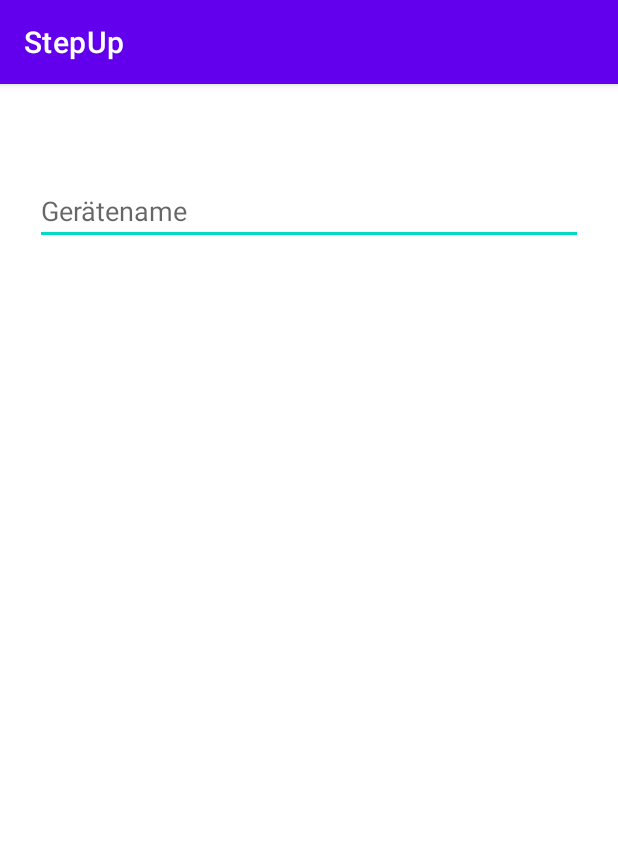
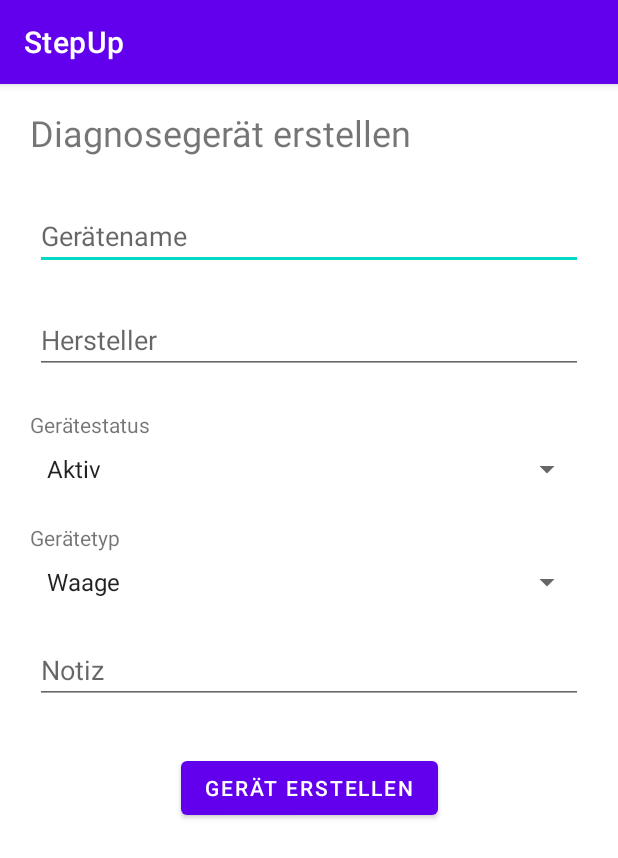
Before and after one commit to StepUp-eHealth-Application/StepUp-Frontend, an Android app: the DeviceCreationActivity screen opened directly, with no data from a screen before it, on a phone screen of 412 x 824 dp. Shown: the top 858 px of the screen. Run offline under Robolectric (Android 15) with nearby library versions, the phone set to English and light mode, and no system bars.

Commit message:
Created UI for device creation

```diff
--- a/app/src/main/java/de/hskempten/stepup/DeviceCreationActivity.java
+++ b/app/src/main/java/de/hskempten/stepup/DeviceCreationActivity.java
@@ -3,6 +3,8 @@ package de.hskempten.stepup;
 import androidx.appcompat.app.AppCompatActivity;
 
 import android.os.Bundle;
+import android.widget.ArrayAdapter;
+import android.widget.Spinner;
 
 public class DeviceCreationActivity extends AppCompatActivity {
 
@@ -10,5 +12,19 @@ public class DeviceCreationActivity extends AppCompatActivity {
     protected void onCreate(Bundle savedInstanceState) {
         super.onCreate(savedInstanceState);
         setContentView(R.layout.activity_device_creation);
+
+        // Adding choices to the status spinner
+        Spinner statusSpinner = (Spinner) findViewById(R.id.spinnerStatus);
+        ArrayAdapter<CharSequence> statusAdapter = ArrayAdapter.createFromResource(this,
+                R.array.device_status, android.R.layout.simple_spinner_item);
+        statusAdapter.setDropDownViewResource(android.R.layout.simple_spinner_dropdown_item);
+        statusSpinner.setAdapter(statusAdapter);
+
+        // Adding choices to device type spinner
+        Spinner deviceTypeSpinner = (Spinner) findViewById(R.id.spinnerDeviceType);
+        ArrayAdapter<CharSequence> deviceTypeAdapter = ArrayAdapter.createFromResource(this,
+                R.array.device_type, android.R.layout.simple_spinner_item);
+        deviceTypeAdapter.setDropDownViewResource(android.R.layout.simple_spinner_dropdown_item);
+        deviceTypeSpinner.setAdapter(deviceTypeAdapter);
     }
 }
--- a/app/src/main/res/layout/activity_device_creation.xml
+++ b/app/src/main/res/layout/activity_device_creation.xml
@@ -10,11 +10,95 @@
         android:id="@+id/txtDeviceName"
         android:layout_width="365dp"
         android:layout_height="43dp"
-        android:layout_marginTop="64dp"
+        android:layout_marginTop="32dp"
         android:ems="10"
         android:hint="Gerätename"
         android:inputType="textPersonName"
         app:layout_constraintEnd_toEndOf="parent"
         app:layout_constraintStart_toStartOf="parent"
+        app:layout_constraintTop_toBottomOf="@+id/txtViewTitle" />
+
+    <Spinner
+        android:id="@+id/spinnerStatus"
+        android:layout_width="365dp"
+        android:layout_height="wrap_content"
+        android:layout_marginTop="8dp"
+        app:layout_constraintEnd_toEndOf="parent"
+        app:layout_constraintStart_toStartOf="parent"
+        app:layout_constraintTop_toBottomOf="@+id/txtViewDeviceStatus" />
+
+    <TextView
+        android:id="@+id/txtViewTitle"
+        android:layout_width="wrap_content"
+        android:layout_height="wrap_content"
+        android:layout_marginStart="20dp"
+        android:layout_marginTop="16dp"
+        android:text="Diagnosegerät erstellen"
+        android:textSize="24sp"
+        app:layout_constraintStart_toStartOf="parent"
         app:layout_constraintTop_toTopOf="parent" />
+
+    <EditText
+        android:id="@+id/txtManufacturer"
+        android:layout_width="365dp"
+        android:layout_height="wrap_content"
+        android:layout_marginTop="24dp"
+        android:ems="10"
+        android:hint="Hersteller"
+        android:inputType="textPersonName"
+        app:layout_constraintEnd_toEndOf="parent"
+        app:layout_constraintStart_toStartOf="parent"
+        app:layout_constraintTop_toBottomOf="@+id/txtDeviceName" />
+
+    <Spinner
+        android:id="@+id/spinnerDeviceType"
+        android:layout_width="365dp"
+        android:layout_height="wrap_content"
+        android:layout_marginTop="8dp"
+        app:layout_constraintEnd_toEndOf="parent"
+        app:layout_constraintStart_toStartOf="parent"
+        app:layout_constraintTop_toBottomOf="@+id/txtViewDeviceType" />
+
+    <TextView
+        android:id="@+id/txtViewDeviceStatus"
+        android:layout_width="wrap_content"
+        android:layout_height="wrap_content"
+        android:layout_marginStart="20dp"
+        android:layout_marginTop="24dp"
+        android:text="Gerätestatus"
+        app:layout_constraintStart_toStartOf="parent"
+        app:layout_constraintTop_toBottomOf="@+id/txtManufacturer" />
+
+    <TextView
+        android:id="@+id/txtViewDeviceType"
+        android:layout_width="wrap_content"
+        android:layout_height="wrap_content"
+        android:layout_marginStart="20dp"
+        android:layout_marginTop="24dp"
+        android:text="Gerätetyp"
+        app:layout_constraintStart_toStartOf="parent"
+        app:layout_constraintTop_toBottomOf="@+id/spinnerStatus" />
+
+    <EditText
+        android:id="@+id/txtNote"
+        android:layout_width="365dp"
+        android:layout_height="wrap_content"
+        android:layout_marginTop="24dp"
+        android:ems="10"
+        android:gravity="start|top"
+        android:hint="Notiz"
+        android:inputType="textMultiLine"
+        app:layout_constraintEnd_toEndOf="parent"
+        app:layout_constraintStart_toStartOf="parent"
+        app:layout_constraintTop_toBottomOf="@+id/spinnerDeviceType" />
+
+    <Button
+        android:id="@+id/btnCreateDevice"
+        android:layout_width="wrap_content"
+        android:layout_height="wrap_content"
+        android:layout_marginTop="32dp"
+        android:text="Gerät erstellen"
+        app:layout_constraintEnd_toEndOf="parent"
+        app:layout_constraintStart_toStartOf="parent"
+        app:layout_constraintTop_toBottomOf="@+id/txtNote" />
 </androidx.constraintlayout.widget.ConstraintLayout>
```
